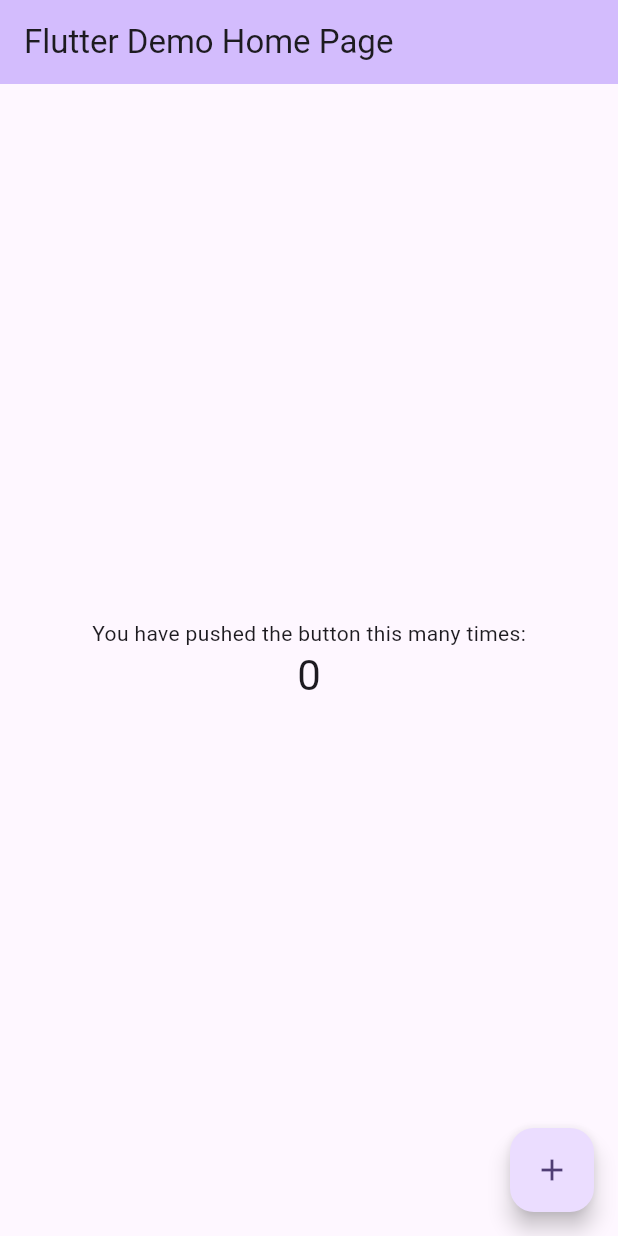
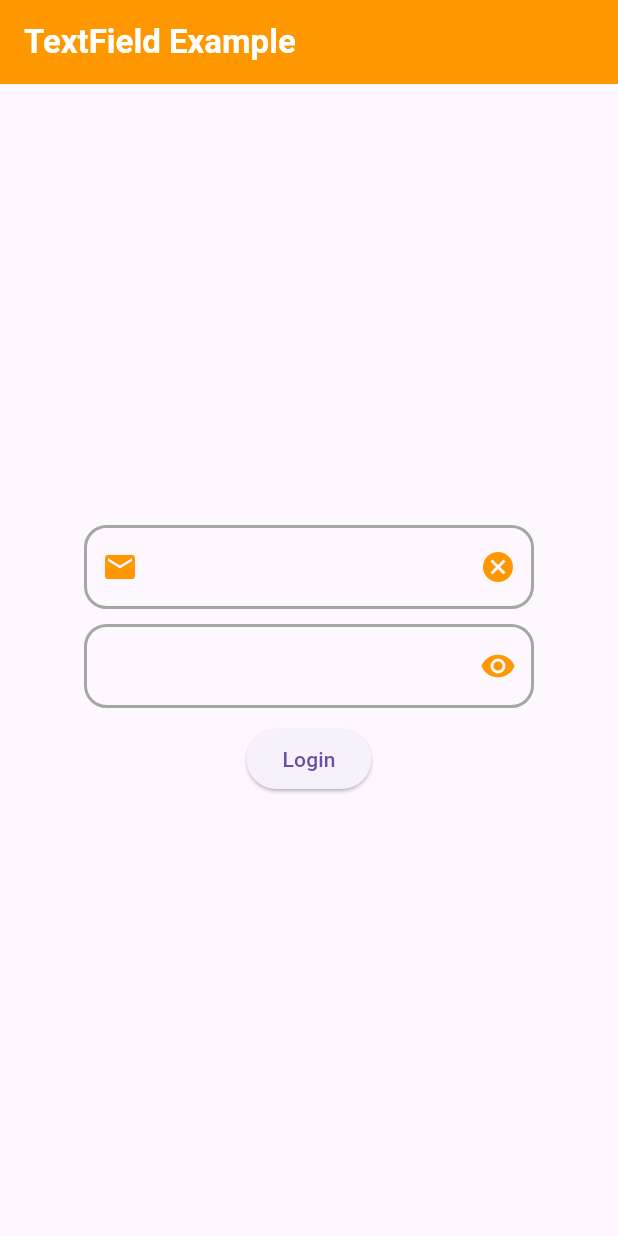
Before and after one commit to JayIosDev/Flutter-Basics, a Flutter app: the screen it shows after launch, on a phone screen of 412 x 824 dp. Run offline on Flutter 3.47's test engine with Material 3 defaults, Android fonts, the phone set to English and light mode, and no system bars.

Commit message:
textfield example

```diff
--- a/textfieldexample/lib/main.dart
+++ b/textfieldexample/lib/main.dart
@@ -1,121 +1,122 @@
 import 'package:flutter/material.dart';
 
 void main() {
-  runApp(const MyApp());
+  runApp(TextFieldWidget());
 }
 
-class MyApp extends StatelessWidget {
-  const MyApp({super.key});
-
-  // This widget is the root of your application.
+class TextFieldWidget extends StatelessWidget {
   @override
   Widget build(BuildContext context) {
     return MaterialApp(
-      title: 'Flutter Demo',
-      theme: ThemeData(
-        // This is the theme of your application.
-        //
-        // TRY THIS: Try running your application with "flutter run". You'll see
-        // the application has a purple toolbar. Then, without quitting the app,
-        // try changing the seedColor in the colorScheme below to Colors.green
-        // and then invoke "hot reload" (save your changes or press the "hot
-        // reload" button in a Flutter-supported IDE, or press "r" if you used
-        // the command line to start the app).
-        //
-        // Notice that the counter didn't reset back to zero; the application
-        // state is not lost during the reload. To reset the state, use hot
-        // restart instead.
-        //
-        // This works for code too, not just values: Most code changes can be
-        // tested with just a hot reload.
-        colorScheme: .fromSeed(seedColor: Colors.deepPurple),
-      ),
-      home: const MyHomePage(title: 'Flutter Demo Home Page'),
+      title: 'TextField Widget',
+      theme: ThemeData(primarySwatch: Colors.blueGrey),
+      home: TextFieldPage(),
     );
   }
 }
 
-class MyHomePage extends StatefulWidget {
-  const MyHomePage({super.key, required this.title});
-
-  // This widget is the home page of your application. It is stateful, meaning
-  // that it has a State object (defined below) that contains fields that affect
-  // how it looks.
-
-  // This class is the configuration for the state. It holds the values (in this
-  // case the title) provided by the parent (in this case the App widget) and
-  // used by the build method of the State. Fields in a Widget subclass are
-  // always marked "final".
-
-  final String title;
+class TextFieldPage extends StatelessWidget {
+  var userNameTF = TextEditingController();
+  var passwordTF = TextEditingController();
 
   @override
-  State<MyHomePage> createState() => _MyHomePageState();
-}
-
-class _MyHomePageState extends State<MyHomePage> {
-  int _counter = 0;
-
-  void _incrementCounter() {
-    setState(() {
-      // This call to setState tells the Flutter framework that something has
-      // changed in this State, which causes it to rerun the build method below
-      // so that the display can reflect the updated values. If we changed
-      // _counter without calling setState(), then the build method would not be
-      // called again, and so nothing would appear to happen.
-      _counter++;
-    });
-  }
-
-  @override
-  Widget build(BuildContext context) {
-    // This method is rerun every time setState is called, for instance as done
-    // by the _incrementCounter method above.
-    //
-    // The Flutter framework has been optimized to make rerunning build methods
-    // fast, so that you can just rebuild anything that needs updating rather
-    // than having to individually change instances of widgets.
+  Widget build(Object context) {
     return Scaffold(
       appBar: AppBar(
-        // TRY THIS: Try changing the color here to a specific color (to
-        // Colors.amber, perhaps?) and trigger a hot reload to see the AppBar
-        // change color while the other colors stay the same.
-        backgroundColor: Theme.of(context).colorScheme.inversePrimary,
-        // Here we take the value from the MyHomePage object that was created by
-        // the App.build method, and use it to set our appbar title.
-        title: Text(widget.title),
+        title: Text(
+          'TextField Example',
+          style: TextStyle(color: Colors.white, fontWeight: FontWeight.bold),
+        ),
+        backgroundColor: Colors.orange,
       ),
       body: Center(
-        // Center is a layout widget. It takes a single child and positions it
-        // in the middle of the parent.
-        child: Column(
-          // Column is also a layout widget. It takes a list of children and
-          // arranges them vertically. By default, it sizes itself to fit its
-          // children horizontally, and tries to be as tall as its parent.
-          //
-          // Column has various properties to control how it sizes itself and
-          // how it positions its children. Here we use mainAxisAlignment to
-          // center the children vertically; the main axis here is the vertical
-          // axis because Columns are vertical (the cross axis would be
-          // horizontal).
-          //
-          // TRY THIS: Invoke "debug painting" (choose the "Toggle Debug Paint"
-          // action in the IDE, or press "p" in the console), to see the
-          // wireframe for each widget.
-          mainAxisAlignment: .center,
-          children: [
-            const Text('You have pushed the button this many times:'),
-            Text(
-              '$_counter',
-              style: Theme.of(context).textTheme.headlineMedium,
-            ),
-          ],
+        child: Container(
+          width: 300,
+          child: Column(
+            mainAxisAlignment: MainAxisAlignment.center,
+            children: [
+              TextField(
+                keyboardType: TextInputType.emailAddress,
+                controller: userNameTF,
+                decoration: InputDecoration(
+                  enabledBorder: OutlineInputBorder(
+                    borderRadius: BorderRadius.circular(15),
+                    borderSide: BorderSide(
+                      width: 2,
+                      color: const Color.fromARGB(255, 163, 168, 163),
+                    ),
+                  ),
+                  focusedBorder: OutlineInputBorder(
+                    borderRadius: BorderRadius.circular(15),
+                    borderSide: BorderSide(width: 2, color: Colors.green),
+                  ),
+                  prefixIcon: Icon(Icons.email, color: Colors.orange),
+                  suffixIcon: IconButton(
+                    onPressed: () {
+                      userNameTF.text = '';
+                    },
+                    icon: Icon(Icons.cancel, color: Colors.orange),
+                  ),
+                ),
+              ),
+              Container(height: 10),
+              TextField(
+                controller: passwordTF,
+                obscureText: true,
+                obscuringCharacter: '*',
+                decoration: InputDecoration(
+                  enabledBorder: OutlineInputBorder(
+                    borderRadius: BorderRadius.circular(15),
+                    borderSide: BorderSide(
+                      width: 2,
+                      color: const Color.fromARGB(255, 163, 168, 163),
+                    ),
+                  ),
+                  focusedBorder: OutlineInputBorder(
+                    borderRadius: BorderRadius.circular(15),
+                    borderSide: BorderSide(width: 2, color: Colors.green),
+                  ),
+                  suffixIcon: Icon(Icons.remove_red_eye, color: Colors.orange),
+                ),
+              ),
+              Container(height: 10),
+              ElevatedButton(
+                onPressed: () {
+                  String username = userNameTF.text.toString();
+                  String password = passwordTF.text.toString();
+
+                  print('User name is ${username}');
+                  print('Password is ${password}');
+                },
+                child: Text('Login'),
+              ),
+              // Container(height: 10),
+              // TextField(
+              //   enabled: false,
+              //   decoration: InputDecoration(
+              //     enabledBorder: OutlineInputBorder(
+              //       borderRadius: BorderRadius.circular(15),
+              //       borderSide: BorderSide(
+              //         width: 2,
+              //         color: const Color.fromARGB(255, 163, 168, 163),
+              //       ),
+              //     ),
+              //     focusedBorder: OutlineInputBorder(
+              //       borderRadius: BorderRadius.circular(15),
+              //       borderSide: BorderSide(width: 2, color: Colors.green),
+              //     ),
+              //     disabledBorder: OutlineInputBorder(
+              //       borderRadius: BorderRadius.circular(15),
+              //       borderSide: BorderSide(
+              //         width: 2,
+              //         color: Colors.grey.shade500,
+              //       ),
+              //     ),
+              //   ),
+              // ),
+            ],
+          ),
         ),
-      ),
-      floatingActionButton: FloatingActionButton(
-        onPressed: _incrementCounter,
-        tooltip: 'Increment',
-        child: const Icon(Icons.add),
       ),
     );
   }
```
Also changed, not shown: textfieldexample/flutter_01.png (added).
